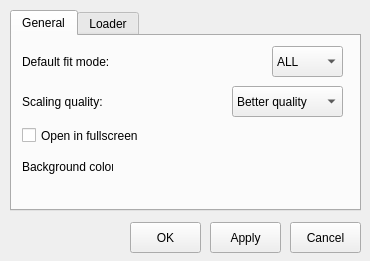
Above: settingsdialog.ui from do-i/thumbgrid before the change. Below: the same form after it.
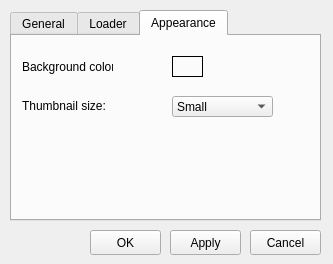
That is the form after the change. Custom widgets are drawn as their Qt base class.

Commit message: 0.35.1 configurable thumbnail size (restart program to apply) added panel smooth scrolling fixed some minor ui issues changed color accent to blue

What changed in the file:
```diff
--- a/settingsdialog.ui
+++ b/settingsdialog.ui
@@ -6,8 +6,8 @@
    <rect>
     <x>0</x>
     <y>0</y>
-    <width>370</width>
-    <height>261</height>
+    <width>333</width>
+    <height>264</height>
    </rect>
   </property>
   <property name="sizePolicy">
@@ -34,10 +34,10 @@
   <widget class="QPushButton" name="Cancel">
    <property name="geometry">
     <rect>
-     <x>290</x>
-     <y>222</y>
+     <x>250</x>
+     <y>230</y>
      <width>71</width>
-     <height>31</height>
+     <height>25</height>
     </rect>
    </property>
    <property name="text">
@@ -47,10 +47,10 @@
   <widget class="QPushButton" name="OK">
    <property name="geometry">
     <rect>
-     <x>130</x>
-     <y>222</y>
+     <x>90</x>
+     <y>230</y>
      <width>71</width>
-     <height>31</height>
+     <height>25</height>
     </rect>
    </property>
    <property name="text">
@@ -62,12 +62,24 @@
     <rect>
      <x>10</x>
      <y>10</y>
-     <width>351</width>
-     <height>201</height>
+     <width>311</width>
+     <height>211</height>
     </rect>
    </property>
+   <property name="tabPosition">
+    <enum>QTabWidget::North</enum>
+   </property>
+   <property name="tabShape">
+    <enum>QTabWidget::Rounded</enum>
+   </property>
    <property name="currentIndex">
-    <number>0</number>
+    <number>2</number>
+   </property>
+   <property name="elideMode">
+    <enum>Qt::ElideNone</enum>
+   </property>
+   <property name="movable">
+    <bool>false</bool>
    </property>
    <widget class="QWidget" name="tab">
     <attribute name="title">
@@ -77,9 +89,9 @@
      <property name="geometry">
       <rect>
        <x>10</x>
-       <y>10</y>
+       <y>20</y>
        <width>121</width>
-       <height>31</height>
+       <height>21</height>
       </rect>
      </property>
      <property name="text">
@@ -89,10 +101,10 @@
     <widget class="QComboBox" name="fitModeComboBox">
      <property name="geometry">
       <rect>
-       <x>260</x>
-       <y>10</y>
+       <x>180</x>
+       <y>20</y>
        <width>71</width>
-       <height>31</height>
+       <height>21</height>
       </rect>
      </property>
      <item>
@@ -115,9 +127,9 @@
      <property name="geometry">
       <rect>
        <x>10</x>
-       <y>50</y>
+       <y>60</y>
        <width>121</width>
-       <height>31</height>
+       <height>16</height>
       </rect>
      </property>
      <property name="text">
@@ -126,14 +138,14 @@
     </widget>
     <widget class="QComboBox" name="scalingQualityComboBox">
      <property name="enabled">
-      <bool>true</bool>
+      <bool>false</bool>
      </property>
      <property name="geometry">
       <rect>
-       <x>220</x>
-       <y>50</y>
+       <x>180</x>
+       <y>60</y>
        <width>111</width>
-       <height>31</height>
+       <height>21</height>
       </rect>
      </property>
      <item>
@@ -151,7 +163,7 @@
      <property name="geometry">
       <rect>
        <x>10</x>
-       <y>90</y>
+       <y>100</y>
        <width>171</width>
        <height>19</height>
       </rect>
@@ -160,32 +172,6 @@
       <string>Open in fullscreen</string>
      </property>
     </widget>
-    <widget class="ClickableLabel" name="bgColorLabel">
-     <property name="geometry">
-      <rect>
-       <x>110</x>
-       <y>120</y>
-       <width>31</width>
-       <height>21</height>
-      </rect>
-     </property>
-     <property name="text">
-      <string/>
-     </property>
-    </widget>
-    <widget class="QLabel" name="label">
-     <property name="geometry">
-      <rect>
-       <x>10</x>
-       <y>120</y>
-       <width>91</width>
-       <height>21</height>
-      </rect>
-     </property>
-     <property name="text">
-      <string>Background color:</string>
-     </property>
-    </widget>
    </widget>
    <widget class="QWidget" name="tab_2">
     <attribute name="title">
@@ -271,14 +257,91 @@
      </property>
     </widget>
    </widget>
+   <widget class="QWidget" name="tab_3">
+    <attribute name="title">
+     <string>Appearance</string>
+    </attribute>
+    <widget class="ClickableLabel" name="bgColorLabel">
+     <property name="geometry">
+      <rect>
+       <x>160</x>
+       <y>20</y>
+       <width>31</width>
+       <height>21</height>
+      </rect>
+     </property>
+     <property name="frameShape">
+      <enum>QFrame::Box</enum>
+     </property>
+     <property name="text">
+      <string/>
+     </property>
+    </widget>
+    <widget class="QLabel" name="bgColorTextLabel">
+     <property name="geometry">
+      <rect>
+       <x>10</x>
+       <y>20</y>
+       <width>91</width>
+       <height>21</height>
+      </rect>
+     </property>
+     <property name="text">
+      <string>Background color:</string>
+     </property>
+    </widget>
+    <widget class="QLabel" name="thumbSizeTextLabel">
+     <property name="geometry">
+      <rect>
+       <x>10</x>
+       <y>60</y>
+       <width>91</width>
+       <height>20</height>
+      </rect>
+     </property>
+     <property name="text">
+      <string>Thumbnail size:</string>
+     </property>
+    </widget>
+    <widget class="QComboBox" name="thumbSizeComboBox">
+     <property name="geometry">
+      <rect>
+       <x>160</x>
+       <y>60</y>
+       <width>101</width>
+       <height>21</height>
+      </rect>
+     </property>
+     <item>
+      <property name="text">
+       <string>Small</string>
+      </property>
+     </item>
+     <item>
+      <property name="text">
+       <string>Medium</string>
+      </property>
+     </item>
+     <item>
+      <property name="text">
+       <string>Large</string>
+      </property>
+     </item>
+     <item>
+      <property name="text">
+       <string>Very large</string>
+      </property>
+     </item>
+    </widget>
+   </widget>
   </widget>
   <widget class="QPushButton" name="pushButton">
    <property name="geometry">
     <rect>
-     <x>210</x>
-     <y>222</y>
+     <x>170</x>
+     <y>230</y>
      <width>71</width>
-     <height>31</height>
+     <height>25</height>
     </rect>
    </property>
    <property name="text">
```
Left out of the diff: 39 changed lines with no effect on the pictures. The commit also changes 14 other files.
